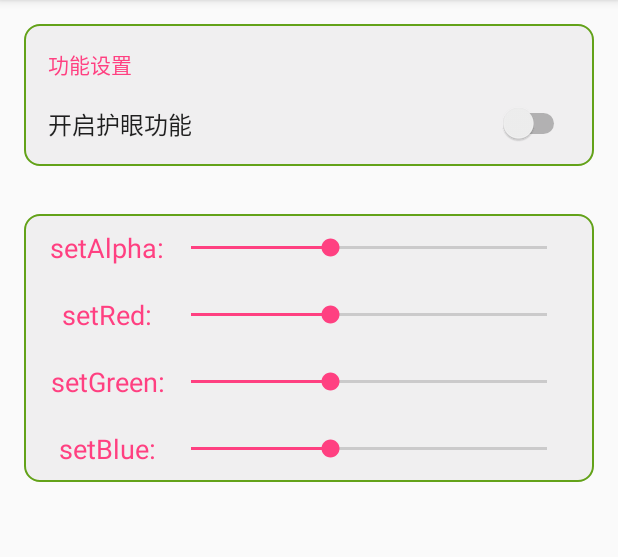
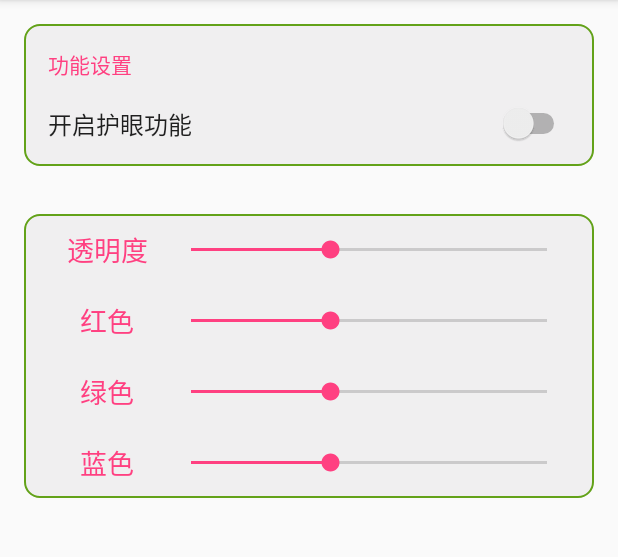
Before and after one commit to GerogeYang/EyeShield, an Android app: the screen it shows after launch (MainActivity), on a phone screen of 412 x 824 dp, the part 84-641 px from its top. Run offline under Robolectric (Android 15) with nearby library versions, the phone set to English and light mode, and no system bars.

Commit message:
Four commit

```diff
--- a/app/src/main/res/values/strings.xml
+++ b/app/src/main/res/values/strings.xml
@@ -4,8 +4,8 @@
 
     <!-- TODO: Remove or change this placeholder text -->
     <string name="hello_blank_fragment">Hello blank fragment</string>
-    <string name="setalpha">setAlpha:</string>
-    <string name="setred">setRed:</string>
-    <string name="setgreen">setGreen:</string>
-    <string name="setblue">setBlue:</string>
+    <string name="setalpha">透明度</string>
+    <string name="setred">红色</string>
+    <string name="setgreen">绿色</string>
+    <string name="setblue">蓝色</string>
 </resources>
```
